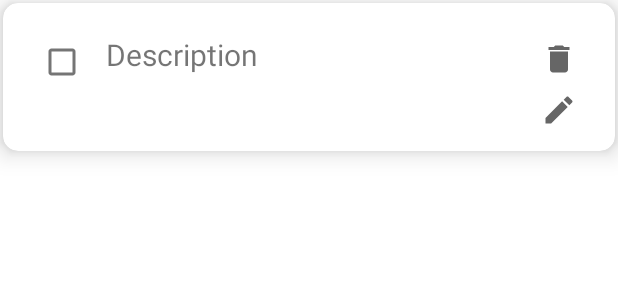
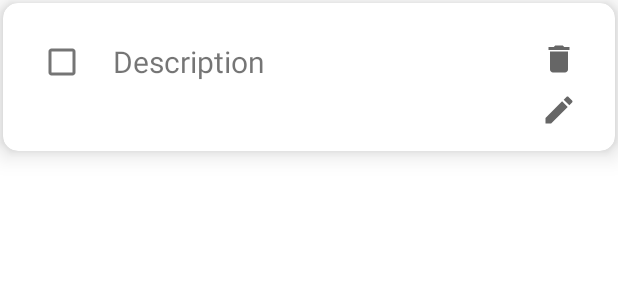
Before and after one commit to ivratkaviil/ShoppingListApp, an Android app: the layout items_layout.xml on its own in the app's theme, with its tools: preview values and no code run, on a phone screen of 412 x 824 dp. Shown: the top 300 px of the screen. Run offline under Robolectric (Android 15) with nearby library versions, the phone set to English and light mode, and no system bars.

Commit message:
Update README and make minor fix to layout file

```diff
--- a/app/src/main/res/layout/items_layout.xml
+++ b/app/src/main/res/layout/items_layout.xml
@@ -33,11 +33,11 @@
         <TextView
             android:id="@+id/tv_title"
             android:layout_width="0dp"
+            android:layout_height="match_parent"
             android:layout_weight="1"
-            android:layout_height="match_parent"
-            android:padding="5dp"
-            android:textSize="20sp"
-            android:text="@string/description" />
+            android:padding="10dp"
+            android:text="@string/description"
+            android:textSize="20sp" />
 
 
         <LinearLayout
```
Also changed, not shown: 1 other file.
